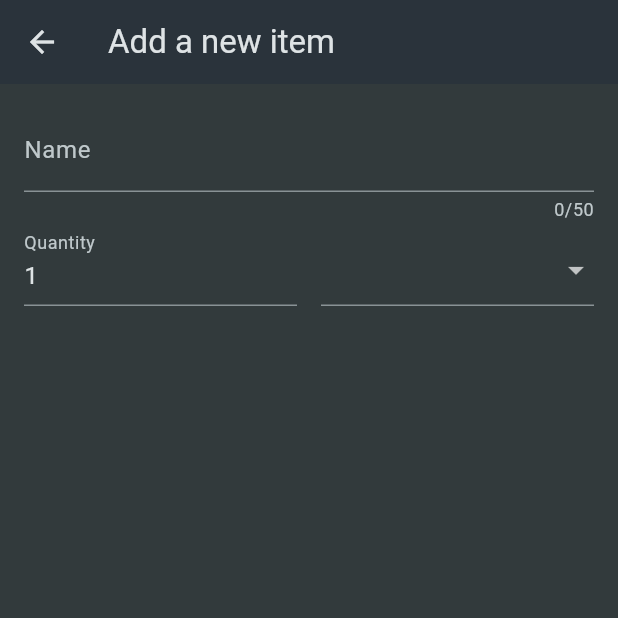
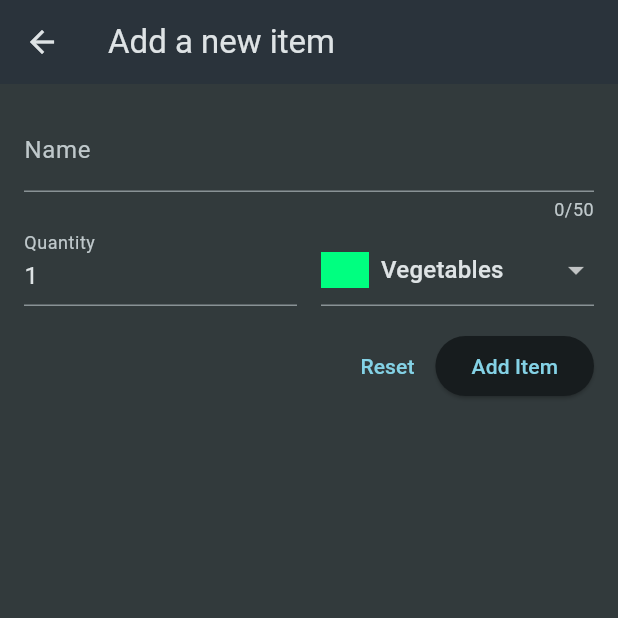
Before and after one commit to premasi/Shopping-App, a Flutter app: the screen it shows after launch, after a tap on the "add" icon, on a phone screen of 412 x 824 dp, the top half of it. Run offline on Flutter 3.47's test engine with Material 3 defaults, Android fonts, the phone set to English and light mode, and no system bars.

Commit message:
add validator and on save from form and send it back to previous screen

```diff
--- a/lib/screen/home_screen.dart
+++ b/lib/screen/home_screen.dart
@@ -1,5 +1,5 @@
 import 'package:flutter/material.dart';
-import 'package:shopping_app/data/dummy_item.dart';
+import 'package:shopping_app/models/grocery_item.dart';
 import 'package:shopping_app/widgets/item_row.dart';
 import 'package:shopping_app/widgets/new_item.dart';
 
@@ -11,13 +11,43 @@ class HomeScreen extends StatefulWidget {
 }
 
 class _HomeScreenState extends State<HomeScreen> {
+  final List<GroceryItem> groceryItems = [];
+
   @override
   Widget build(BuildContext context) {
-    final dummyData = groceryItems;
+    void addItem() async {
+      final newItem = await Navigator.of(context).push<GroceryItem>(
+          MaterialPageRoute(builder: (ctx) => const NewItem()));
 
-    void addItem() {
-      Navigator.of(context)
-          .push(MaterialPageRoute(builder: (ctx) => const NewItem()));
+      if (newItem == null) {
+        return;
+      }
+      setState(() {
+        groceryItems.add(newItem);
+      });
+    }
+
+    Widget content = Column(
+      mainAxisAlignment: MainAxisAlignment.start,
+      crossAxisAlignment: CrossAxisAlignment.center,
+      children: [
+        Expanded(
+          child: ListView.builder(
+            itemCount: groceryItems.length,
+            itemBuilder: (context, i) => Itemrow(groceryItem: groceryItems[i]),
+          ),
+        ),
+      ],
+    );
+
+    if (groceryItems.isEmpty) {
+      content = const Center(
+        child: Column(
+          mainAxisAlignment: MainAxisAlignment.center,
+          crossAxisAlignment: CrossAxisAlignment.center,
+          children: [Text("Item still empty, add new item!")],
+        ),
+      );
     }
 
     return Scaffold(
@@ -25,18 +55,7 @@ class _HomeScreenState extends State<HomeScreen> {
         title: const Text("Home"),
         actions: [IconButton(onPressed: addItem, icon: const Icon(Icons.add))],
       ),
-      body: Column(
-        mainAxisAlignment: MainAxisAlignment.start,
-        crossAxisAlignment: CrossAxisAlignment.center,
-        children: [
-          Expanded(
-            child: ListView.builder(
-              itemCount: dummyData.length,
-              itemBuilder: (context, i) => Itemrow(groceryItem: dummyData[i]),
-            ),
-          )
-        ],
-      ),
+      body: content,
     );
   }
 }
--- a/lib/widgets/new_item.dart
+++ b/lib/widgets/new_item.dart
@@ -1,5 +1,7 @@
 import 'package:flutter/material.dart';
 import 'package:shopping_app/data/category_data.dart';
+import 'package:shopping_app/models/categories.dart';
+import 'package:shopping_app/models/grocery_item.dart';
 
 class NewItem extends StatefulWidget {
   const NewItem({super.key});
@@ -10,6 +12,21 @@ class NewItem extends StatefulWidget {
 }
 
 class _NewItemState extends State<NewItem> {
+  final formKey = GlobalKey<FormState>();
+  var enteredName = "";
+  var enteredQuantity = 1;
+  var selectedCategory = categories[Categories.vegetables];
+  void saveItem() {
+    if (formKey.currentState!.validate()) {
+      formKey.currentState!.save();
+      Navigator.of(context).pop(GroceryItem(
+          id: DateTime.now().toString(),
+          name: enteredName,
+          quantity: enteredQuantity,
+          category: selectedCategory!));
+    }
+  }
+
   @override
   Widget build(BuildContext context) {
     return Scaffold(
@@ -19,6 +36,7 @@ class _NewItemState extends State<NewItem> {
       body: Padding(
         padding: const EdgeInsets.all(16),
         child: Form(
+          key: formKey,
           child: Column(
             children: [
               TextFormField(
@@ -27,7 +45,16 @@ class _NewItemState extends State<NewItem> {
                   label: Text("Name"),
                 ),
                 validator: (value) {
-                  return 'Demo';
+                  if (value == null ||
+                      value.isEmpty ||
+                      value.trim().length <= 1 ||
+                      value.trim().length >= 50) {
+                    return "Name must between 1 and 50 characters";
+                  }
+                  return null;
+                },
+                onSaved: (newValue) {
+                  enteredName = newValue!;
                 },
               ),
               Row(
@@ -35,9 +62,22 @@ class _NewItemState extends State<NewItem> {
                 children: [
                   Expanded(
                     child: TextFormField(
+                      keyboardType: TextInputType.number,
                       decoration:
                           const InputDecoration(label: Text("Quantity")),
-                      initialValue: '1',
+                      initialValue: enteredQuantity.toString(),
+                      validator: (value) {
+                        if (value == null ||
+                            value.isEmpty ||
+                            int.tryParse(value) == null ||
+                            int.tryParse(value)! < 0) {
+                          return "Quantity must greater than 0";
+                        }
+                        return null;
+                      },
+                      onSaved: (newValue) {
+                        enteredQuantity = int.tryParse(newValue!)!;
+                      },
                     ),
                   ),
                   const SizedBox(
@@ -45,6 +85,7 @@ class _NewItemState extends State<NewItem> {
                   ),
                   Expanded(
                     child: DropdownButtonFormField(
+                      value: selectedCategory,
                       items: [
                         for (final category in categories.entries)
                           DropdownMenuItem(
@@ -60,9 +101,31 @@ class _NewItemState extends State<NewItem> {
                                 ],
                               ))
                       ],
-                      onChanged: (value) {},
+                      onChanged: (value) {
+                        setState(() {
+                          selectedCategory = value!;
+                        });
+                      },
                     ),
                   )
+                ],
+              ),
+              const SizedBox(
+                height: 16,
+              ),
+              Row(
+                mainAxisAlignment: MainAxisAlignment.end,
+                children: [
+                  TextButton(
+                      onPressed: () {
+                        formKey.currentState!.reset();
+                      },
+                      child: const Text("Reset")),
+                  const SizedBox(
+                    height: 8,
+                  ),
+                  ElevatedButton(
+                      onPressed: saveItem, child: const Text("Add Item"))
                 ],
               )
             ],
```
